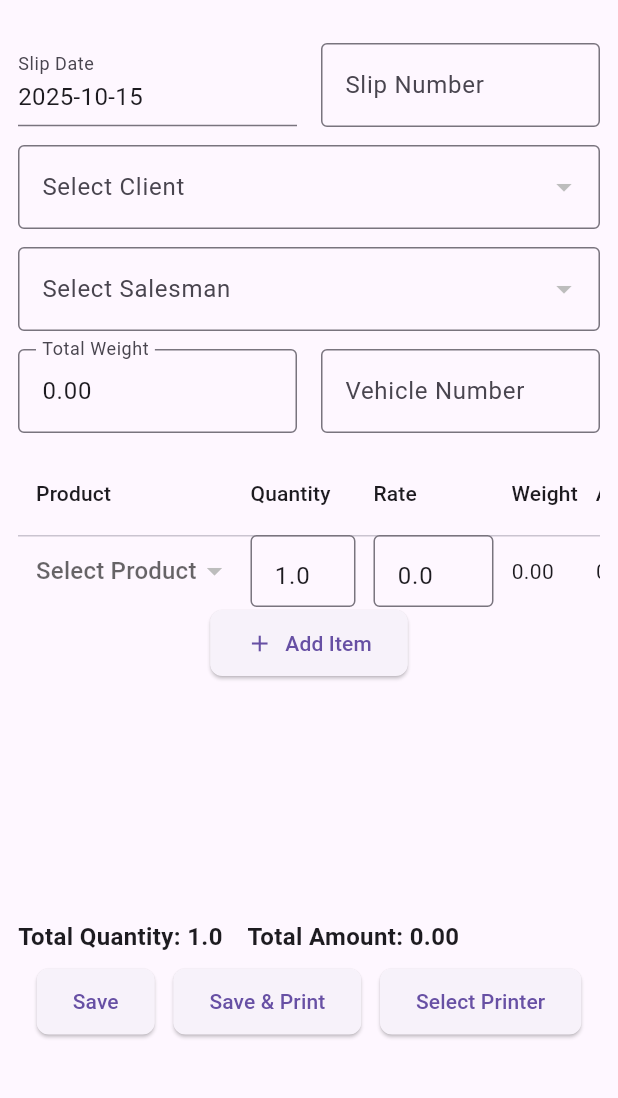
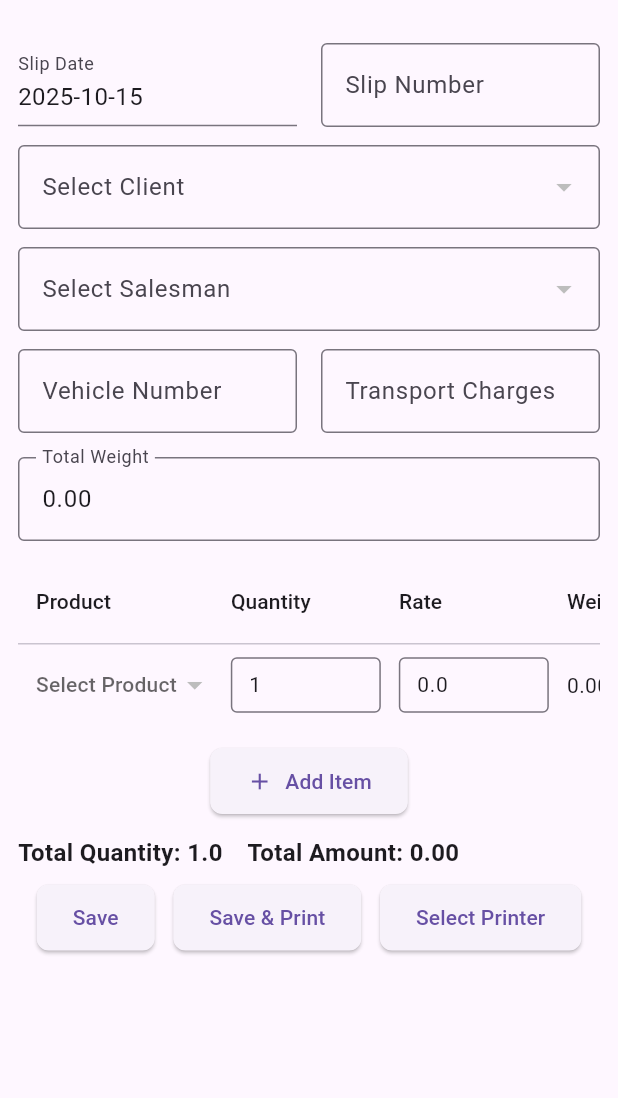
Before and after one commit to ritsman/archiefrnt, a Flutter app: the NewSlipPage screen opened by its route, after a tap on "Add Item", on a phone screen of 412 x 824 dp, the part 59-1157 px from its top. Run offline on Flutter 3.47's test engine with Material 3 defaults, Android fonts, the phone set to English and light mode, and no system bars; our stand-ins replace data_table_2, get; missing offline and left inert: esc_pos_utils, network_info_plus; network calls fail.

```diff
--- a/lib/main.dart
+++ b/lib/main.dart
@@ -31,7 +31,7 @@ class MyApp extends StatelessWidget {
       debugShowCheckedModeBanner: false,
       title: 'Business App',
       theme: AppTheme.lightTheme,
-      initialRoute: '/login',
+      initialRoute: '/',
       getPages: [
         GetPage(name: '/', page: () => LoginScreen()),
         GetPage(name: '/home', page: () => HomeScreen()),
--- a/lib/screens/new_slip.dart
+++ b/lib/screens/new_slip.dart
@@ -28,7 +28,7 @@ class NewSlipPage extends StatelessWidget {
                   SizedBox(height: 12),
 
                   // Section 2: Slip Details Scrollable Table
-                  SizedBox(height:300,child: SlipDetailsSection(controller: controller)),
+                  SlipDetailsSection(controller: controller),
 
                   SizedBox(height: 12),
 
@@ -67,15 +67,15 @@ class NewSlipPage extends StatelessWidget {
                   },
                   child: Text(
                     '${controller.slipDate.value.toLocal().toIso8601String().substring(0, 10)}',
-                    style: TextStyle(fontSize: 16),
+                    style: const TextStyle(fontSize: 16),
                   ),
                 ),
               )),
             ),
-            SizedBox(width: 16),
+            const SizedBox(width: 16),
             Expanded(
               child: Obx(() => TextFormField(
-                decoration: InputDecoration(
+                decoration: const InputDecoration(
                   labelText: 'Slip Number',
                   border: OutlineInputBorder(),
                 ),
@@ -86,56 +86,64 @@ class NewSlipPage extends StatelessWidget {
           ],
         ),
 
-        SizedBox(height: 12),
+        const SizedBox(height: 12),
 
         // Row 2: Client dropdown
         Obx(() => DropdownButtonFormField<Client>(
-          decoration: InputDecoration(labelText: 'Select Client', border: OutlineInputBorder()),
-          items: controller.clients.map((c) => DropdownMenuItem(value: c, child: Text(c.name))).toList(),
+          decoration: const InputDecoration(
+            labelText: 'Select Client',
+            border: OutlineInputBorder(),
+          ),
+          items: controller.clients
+              .map((c) => DropdownMenuItem(value: c, child: Text(c.name)))
+              .toList(),
           onChanged: (value) => controller.selectedClient.value = value,
           value: controller.selectedClient.value,
         )),
 
-        SizedBox(height: 12),
+        const SizedBox(height: 12),
 
         // Row 3: Salesman dropdown
         Obx(() => DropdownButtonFormField<Salesman>(
-          decoration: InputDecoration(labelText: 'Select Salesman', border: OutlineInputBorder()),
-          items: controller.salesmen.map((s) => DropdownMenuItem(value: s, child: Text(s.name))).toList(),
+          decoration: const InputDecoration(
+            labelText: 'Select Salesman',
+            border: OutlineInputBorder(),
+          ),
+          items: controller.salesmen
+              .map((s) => DropdownMenuItem(value: s, child: Text(s.name)))
+              .toList(),
           onChanged: (value) => controller.selectedSalesman.value = value,
           value: controller.selectedSalesman.value,
         )),
 
-        SizedBox(height: 12),
+        const SizedBox(height: 12),
 
-        // Row 4: Calculated weight (readonly) and vehicle number input with suggestions
+        // Row 4: Total weight, Vehicle number, and Transport charges
         Row(
           children: [
-            Expanded(
-              child: Obx(() => TextFormField(
-                decoration: InputDecoration(
-                  labelText: 'Total Weight',
-                  border: OutlineInputBorder(),
-                ),
-                readOnly: true,
-                controller: TextEditingController(text: controller.totalWeight.value.toStringAsFixed(2)),
-              )),
-            ),
-            SizedBox(width: 16),
+            // Total Weight
+
+
+
+            // Vehicle Number with Autocomplete
             Expanded(
               child: Autocomplete<String>(
                 optionsBuilder: (TextEditingValue textEditingValue) {
-                  if (textEditingValue.text == '') return const Iterable<String>.empty();
+                  if (textEditingValue.text.isEmpty) {
+                    return const Iterable<String>.empty();
+                  }
                   return controller.vehicleNumberSuggestions.where((String option) {
-                    return option.toLowerCase().contains(textEditingValue.text.toLowerCase());
+                    return option
+                        .toLowerCase()
+                        .contains(textEditingValue.text.toLowerCase());
                   });
                 },
-                fieldViewBuilder: (context, controllerTextField, focusNode, onFieldSubmitted) {
-                  controller.vehicleNumberController = controllerTextField;
+                fieldViewBuilder: (context, textController, focusNode, onFieldSubmitted) {
+                  controller.vehicleNumberController = textController;
                   return TextFormField(
                     controller: controller.vehicleNumberController,
                     focusNode: focusNode,
-                    decoration: InputDecoration(
+                    decoration: const InputDecoration(
                       labelText: 'Vehicle Number',
                       border: OutlineInputBorder(),
                     ),
@@ -145,6 +153,44 @@ class NewSlipPage extends StatelessWidget {
                   controller.vehicleNumberController.text = selection;
                 },
               ),
+            ),
+            const SizedBox(width: 16),
+
+            // Transport Charges
+            Expanded(
+              child: Obx(() => TextFormField(
+                decoration: const InputDecoration(
+                  labelText: 'Transport Charges',
+                  border: OutlineInputBorder(),
+                ),
+                keyboardType: TextInputType.number,
+                onChanged: (val) {
+                  final parsed = double.tryParse(val) ?? 0.0;
+                  controller.transportCharges.value = parsed;
+                },
+                controller: TextEditingController(
+                  text: controller.transportCharges.value == 0.0
+                      ? ''
+                      : controller.transportCharges.value.toStringAsFixed(2),
+                ),
+              )),
+            ),
+          ],
+        ),
+        const SizedBox(height: 16),
+        Row(
+          children: [
+            Expanded(
+              child: Obx(() => TextFormField(
+                decoration: const InputDecoration(
+                  labelText: 'Total Weight',
+                  border: OutlineInputBorder(),
+                ),
+                readOnly: true,
+                controller: TextEditingController(
+                  text: controller.totalWeight.value.toStringAsFixed(2),
+                ),
+              )),
             ),
           ],
         ),
--- a/lib/screens/new_slip_controller.dart
+++ b/lib/screens/new_slip_controller.dart
@@ -1,63 +1,92 @@
 import 'package:get/get.dart';
 import 'package:flutter/material.dart';
-import 'master/client.dart';    // your client model
-import 'master/salesman.dart'; // your salesman model
-import 'master/product.dart';  // your product model
+import 'master/client.dart';
+import 'master/salesman.dart';
+import 'master/product.dart';
 import 'slip.dart';
-import 'slip_details.dart'; // model for slip detail item
-import 'master/api_service.dart';     // your API service
+import 'slip_details.dart';
+import 'master/api_service.dart';
 
 class NewSlipController extends GetxController {
-  // Section 1 fields
+  // Section 1: Basic fields
   var slipDate = DateTime.now().obs;
   var slipNumber = ''.obs;
 
   var vehicleNumberController = TextEditingController();
   var vehicleNumberSuggestions = <String>[].obs;
 
-  // Clients & Salesmen list and selection
+  // NEW: Transport Charges
+  var transportCharges = 0.0.obs;
+  late TextEditingController transportChargesController;
+
+  // Clients, Salesmen, Products
   var clients = <Client>[].obs;
   var selectedClient = Rxn<Client>();
   var products = <Product>[].obs;
   var salesmen = <Salesman>[].obs;
   var selectedSalesman = Rxn<Salesman>();
 
-  // Section 2: slip details list
+  // Section 2: Slip details
   var slipDetails = <SlipDetail>[].obs;
+  var quantityControllers = <TextEditingController>[].obs;
+  var rateControllers = <TextEditingController>[].obs;
 
-  // Section 3: summary values
+  // Section 3: Summary values
   RxDouble totalWeight = 0.0.obs;
   RxDouble totalQuantity = 0.0.obs;
   RxDouble totalAmount = 0.0.obs;
 
-  // Loading and UI feedback
+  // Loading/UI feedback
   var isSaving = false.obs;
 
-  // Initialize lists of clients, salesmen, products, vehicle numbers, etc.
   @override
   void onInit() {
     super.onInit();
     fetchInitialData();
+    initializeControllers();
 
     vehicleNumberController.addListener(() {
       filterVehicleNumberSuggestions(vehicleNumberController.text);
     });
+
+    // Initialize transport controller
+    transportChargesController = TextEditingController();
+  }
+
+  @override
+  void onClose() {
+    vehicleNumberController.dispose();
+    transportChargesController.dispose();
+    for (var c in quantityControllers) {
+      c.dispose();
+    }
+    for (var c in rateControllers) {
+      c.dispose();
+    }
+    super.onClose();
+  }
+
+  void initializeControllers() {
+    quantityControllers.clear();
+    rateControllers.clear();
+    for (var slip in slipDetails) {
+      quantityControllers.add(
+          TextEditingController(text: slip.quantity?.toString() ?? ''));
+      rateControllers
+          .add(TextEditingController(text: slip.rate?.toString() ?? ''));
+    }
   }
 
   Future<void> fetchInitialData() async {
     try {
-      // Fetch clients, salesmen etc. from your API
       clients.assignAll(await ApiService.fetchClients());
       salesmen.assignAll(await ApiService.fetchSalesmen());
       products.assignAll(await ApiService.fetchProducts());
-
-      // For vehicle numbers, gather the unique numbers from previous slips or elsewhere
       vehicleNumberSuggestions.assignAll(await ApiService.fetchVehicleNumbers());
-
-      // Generate slip number for today (can also be updated by user if needed)
       slipNumber.value = await ApiService.generateSlipNumber(slipDate.value);
     } catch (e) {
-      Get.snackbar('Error', 'Failed to load initial data: $e', snackPosition: SnackPosition.BOTTOM);
+      Get.snackbar('Error', 'Failed to load initial data: $e',
+          snackPosition: SnackPosition.BOTTOM);
     }
   }
 
@@ -78,8 +107,7 @@ class NewSlipController extends GetxController {
     slipNumber.value = await ApiService.generateSlipNumber(newDate);
   }
 
-  // Section 2: Add, update, delete slip detail item
-
+  // Slip details handling
   void addNewSlipDetail() {
     slipDetails.add(SlipDetail(
       id: 0,
@@ -89,6 +117,8 @@ class NewSlipController extends GetxController {
       weight: 0.0,
       amount: 0.0,
     ));
+    quantityControllers.add(TextEditingController(text: '1'));
+    rateControllers.add(TextEditingController(text: '0.0'));
     calculateSummary();
   }
 
@@ -106,25 +136,25 @@ class NewSlipController extends GetxController {
     double weightSum = 0;
     double qtySum = 0;
     double amountSum = 0;
+
     for (var d in slipDetails) {
       weightSum += d.weight ?? 0;
       qtySum += d.quantity ?? 0;
       amountSum += d.amount ?? 0;
     }
+
     totalWeight.value = weightSum;
     totalQuantity.value = qtySum;
     totalAmount.value = amountSum;
   }
 
   void onProductSelected(int index, Product product) {
-    var detail = slipDetails[index];
-    // Update product, and fetch rate from DB (already have product.rate)
-    detail = detail.copyWith(
+    var detail = slipDetails[index].copyWith(
       product: product,
       rate: product.rate ?? 0,
-      // optionally reset quantity, weight, amount
     );
     slipDetails[index] = detail;
+    rateControllers[index].text = (product.rate ?? 0).toString();
     calculateLineAmount(index);
     calculateSummary();
   }
@@ -135,11 +165,8 @@ class NewSlipController extends GetxController {
     calculateSummary();
   }
 
-
   void onRateChanged(int index, double rate) {
-    var detail = slipDetails[index];
-    detail = detail.copyWith(rate: rate);
-    slipDetails[index] = detail;
+    slipDetails[index] = slipDetails[index].copyWith(rate: rate);
     calculateLineAmount(index);
     calculateSummary();
   }
@@ -151,24 +178,24 @@ class NewSlipController extends GetxController {
       weight = detail.product!.weight! * detail.quantity!;
     }
     double amount = (detail.rate ?? 0) * (detail.quantity ?? 0);
-
-    detail = detail.copyWith(weight: weight, amount: amount);
-    slipDetails[index] = detail;
+    slipDetails[index] = detail.copyWith(weight: weight, amount: amount);
   }
 
-  // Submit slip data
-
+  // Save Slip
   Future<void> saveSlip({bool print = false}) async {
     if (selectedClient.value == null) {
-      Get.snackbar('Validation Error', 'Please select a client', snackPosition: SnackPosition.BOTTOM);
+      Get.snackbar('Validation Error', 'Please select a client',
+          snackPosition: SnackPosition.BOTTOM);
       return;
     }
     if (selectedSalesman.value == null) {
-      Get.snackbar('Validation Error', 'Please select a salesman', snackPosition: SnackPosition.BOTTOM);
+      Get.snackbar('Validation Error', 'Please select a salesman',
+          snackPosition: SnackPosition.BOTTOM);
       return;
     }
     if (slipDetails.isEmpty) {
-      Get.snackbar('Validation Error', 'Please add at least one slip detail', snackPosition: SnackPosition.BOTTOM);
+      Get.snackbar('Validation Error', 'Please add at least one slip detail',
+          snackPosition: SnackPosition.BOTTOM);
       return;
     }
 
@@ -178,7 +205,7 @@ class NewSlipController extends GetxController {
       List<SlipDetail> slipDetailsWithDate = slipDetails.map((detail) {
         return detail.copyWith(slipDate: slipDate.value);
       }).toList();
-      // Build slip create object with nested details
+
       var slipCreate = Slip(
         id: 0,
         slipNumber: slipNumber.value,
@@ -186,31 +213,30 @@ class NewSlipController extends GetxController {
         salesmanId: selectedSalesman.value!.id,
         slipDate: slipDate.value,
         vehicleNumber: vehicleNumberController.text,
-        totalAmount: totalAmount.value,
+        transportCharges:transportCharges.value,
+        totalAmount: totalAmount.value , // ✅ include
         slipDetails: slipDetailsWithDate,
+        // optionally: add transportCharges in your Slip model if backend supports it
       );
 
-      // Save via API
       await ApiService.createSlip(slipCreate);
 
-      Get.snackbar('Success', 'Slip saved successfully', snackPosition: SnackPosition.BOTTOM);
+      Get.snackbar('Success', 'Slip saved successfully',
+          snackPosition: SnackPosition.BOTTOM);
 
       if (print) {
-        // Call your print function here, or open printer selection dialog
-        // Implement printer logic below
+        // implement printing here
       }
     } catch (e) {
-      //debugPrint(e.toString());
-      Get.snackbar('Error', 'Failed to save slip: $e', snackPosition: SnackPosition.BOTTOM);
+      Get.snackbar('Error', 'Failed to save slip: $e',
+          snackPosition: SnackPosition.BOTTOM);
     } finally {
       isSaving.value = false;
     }
   }
 
   Future<void> findAndSelectPrinter() async {
-    // Your printer discovery logic here
-    // Could open a modal dialog that allows user to scan/select printers
-    // For now just a placeholder
-    Get.snackbar('Info', 'Printer selection not implemented yet', snackPosition: SnackPosition.BOTTOM);
+    Get.snackbar('Info', 'Printer selection not implemented yet',
+        snackPosition: SnackPosition.BOTTOM);
   }
 }
--- a/lib/screens/slip.dart
+++ b/lib/screens/slip.dart
@@ -31,6 +31,7 @@ class Slip {
   final DateTime slipDate;
   final String? vehicleNumber;
   final double totalAmount;
+  final double transportCharges;
   final List<SlipDetail> slipDetails;
   final ClientMini? client;
   final SalesmanMini? salesman;
@@ -44,6 +45,7 @@ class Slip {
     this.salesman,
     required this.slipDate,
     this.vehicleNumber,
+    required this.transportCharges,
     required this.totalAmount,
     required this.slipDetails,
   });
@@ -58,6 +60,7 @@ class Slip {
       salesman: json['salesman'] != null ? SalesmanMini.fromJson(json['salesman']) : null,
       slipDate: DateTime.parse(json['slip_date']),
       vehicleNumber: json['vehicle_number'],
+      transportCharges: json['transport_charges'],
       totalAmount: (json['total_amount'] as num).toDouble(),
       slipDetails: (json['slip_details'] as List<dynamic>)
           .map((e) => SlipDetail.fromJson(e))
@@ -73,6 +76,7 @@ class Slip {
       'salesman_id': salesmanId,
       'slip_date': slipDate.toIso8601String().substring(0, 10),
       'vehicle_number': vehicleNumber,
+      'transport_charges':transportCharges,
       'total_amount': totalAmount,
       'slip_details': slipDetails.map((detail) => detail.toJson()).toList(),
     };
@@ -86,6 +90,7 @@ class Slip {
     DateTime? slipDate,
     String? vehicleNumber,
     double? totalAmount,
+    double? transportCharges,
     List<SlipDetail>? slipDetails,
   }) {
     return Slip(
@@ -95,6 +100,7 @@ class Slip {
       salesmanId: salesmanId ?? this.salesmanId,
       slipDate: slipDate ?? this.slipDate,
       vehicleNumber: vehicleNumber ?? this.vehicleNumber,
+      transportCharges: transportCharges?? this.transportCharges,
       totalAmount: totalAmount ?? this.totalAmount,
       slipDetails: slipDetails ?? this.slipDetails,
     );
--- a/lib/screens/slip_details_section.dart
+++ b/lib/screens/slip_details_section.dart
@@ -5,11 +5,16 @@ import 'slip_details.dart';
 import 'new_slip_controller.dart';
 import 'package:data_table_2/data_table_2.dart';
 
-
 class SlipDetailsSection extends StatelessWidget {
   final NewSlipController controller;
 
   SlipDetailsSection({super.key, required this.controller});
+
+  final _inputDecoration = const InputDecoration(
+    isDense: true,
+    contentPadding: EdgeInsets.symmetric(vertical: 8, horizontal: 8),
+    border: OutlineInputBorder(),
+  );
 
   @override
   Widget build(BuildContext context) {
@@ -17,14 +22,22 @@ class SlipDetailsSection extends StatelessWidget {
       final details = controller.slipDetails;
       return Column(
         children: [
-          SingleChildScrollView(
+          ConstrainedBox(
+            constraints: BoxConstraints(
+              maxHeight: MediaQuery.of(context).size.height * 0.6,
+            ),
+            child: SingleChildScrollView(
               scrollDirection: Axis.vertical,
+              child: SizedBox(
+                width: 700,
                 child: SingleChildScrollView(
                   scrollDirection: Axis.horizontal,
                   child: DataTable(
                     columnSpacing: 12,
                     horizontalMargin: 12,
-                columns: [
+                    dataRowMinHeight: 48,
+                    dataRowMaxHeight: 56,
+                    columns: const [
                       DataColumn(label: Text('Product')),
                       DataColumn(label: Text('Quantity')),
                       DataColumn(label: Text('Rate')),
@@ -34,25 +47,51 @@ class SlipDetailsSection extends StatelessWidget {
                     ],
                     rows: List.generate(details.length, (index) {
                       final detail = details[index];
-                  return DataRow(cells: [
+                      return DataRow(
+                        cells: [
                           DataCell(_buildProductDropdown(index, detail)),
-                    DataCell(_buildQuantityField(index, detail)),
-                    DataCell(_buildRateField(index, detail)),
-                    DataCell(Text((detail.weight ?? 0).toStringAsFixed(2))),
-                    DataCell(Text((detail.amount ?? 0).toStringAsFixed(2))),
-                    DataCell(IconButton(
-                      icon: Icon(Icons.delete, color: Colors.red),
-                      onPressed: () => controller.deleteSlipDetail(index),
+                          DataCell(_buildTextField(
+                            controller.quantityControllers,
+                            index,
+                            detail.quantity,
+                                (val) => controller.onQuantityChanged(
+                                index, double.tryParse(val) ?? 0),
                           )),
-                  ]);
+                          DataCell(_buildTextField(
+                            controller.rateControllers,
+                            index,
+                            detail.rate,
+                                (val) => controller.onRateChanged(
+                                index, double.tryParse(val) ?? 0),
+                          )),
+                          DataCell(Text(
+                            (detail.weight ?? 0).toStringAsFixed(2),
+                            style: const TextStyle(fontSize: 14),
+                          )),
+                          DataCell(Text(
+                            (detail.amount ?? 0).toStringAsFixed(2),
+                            style: const TextStyle(fontSize: 14),
+                          )),
+                          DataCell(
+                            IconButton(
+                              icon: const Icon(Icons.delete, color: Colors.red),
+                              onPressed: () =>
+                                  controller.deleteSlipDetail(index),
+                            ),
+                          ),
+                        ],
+                      );
                     }),
                   ),
                 ),
               ),
+            ),
+          ),
+          const SizedBox(height: 12),
           ElevatedButton.icon(
             onPressed: controller.addNewSlipDetail,
-            icon: Icon(Icons.add),
-            label: Text('Add Item'),
+            icon: const Icon(Icons.add),
+            label: const Text('Add Item'),
           ),
         ],
       );
@@ -62,11 +101,11 @@ class SlipDetailsSection extends StatelessWidget {
   Widget _buildProductDropdown(int index, SlipDetail detail) {
     return DropdownButton<Product>(
       value: detail.product,
-      hint: Text('Select Product'),
+      hint: const Text('Select Product', style: TextStyle(fontSize: 14)),
       items: controller.products.map((Product product) {
         return DropdownMenuItem<Product>(
           value: product,
-          child: Text(product.name),
+          child: Text(product.name, style: const TextStyle(fontSize: 14)),
         );
       }).toList(),
       onChanged: (Product? selectedProduct) {
@@ -77,34 +116,20 @@ class SlipDetailsSection extends StatelessWidget {
     );
   }
 
-  Widget _buildQuantityField(int index, SlipDetail detail) {
-    final qtyController = TextEditingController(text: detail.quantity?.toString() ?? '');
+  Widget _buildTextField(List<TextEditingController> controllers, int index,
+      double? value, Function(String) onChanged) {
+    if (index >= controllers.length) return const Text('—');
+    final fieldController = controllers[index];
+
     return SizedBox(
-      width: 70,
+      width: 100,
       child: TextField(
-        keyboardType: TextInputType.numberWithOptions(decimal: true),
-        controller: qtyController,
-        onChanged: (val) {
-          double qty = double.tryParse(val) ?? 0;
-          controller.onQuantityChanged(index, qty);
-        },
-        decoration: InputDecoration(border: OutlineInputBorder()),
-      ),
-    );
-  }
-
-  Widget _buildRateField(int index, SlipDetail detail) {
-    final rateController = TextEditingController(text: detail.rate?.toString() ?? '');
-    return SizedBox(
-      width: 80,
-      child: TextField(
-        keyboardType: TextInputType.numberWithOptions(decimal: true),
-        controller: rateController,
-        onChanged: (val) {
-          double rate = double.tryParse(val) ?? 0.0;
-          controller.onRateChanged(index, rate);
-        },
-        decoration: InputDecoration(border: OutlineInputBorder()),
+        controller: fieldController,
+        keyboardType: const TextInputType.numberWithOptions(decimal: true),
+        textAlignVertical: TextAlignVertical.center,
+        style: const TextStyle(fontSize: 14),
+        onChanged: onChanged,
+        decoration: _inputDecoration,
       ),
     );
   }
```
Also changed, not shown: lib/screens/master/api_service.dart (+10 -4 lines), lib/screens/slip_details_section2.dart (added, +134 -0 lines), 4 other files. Lines whose indentation alone changed are shown as unchanged.
